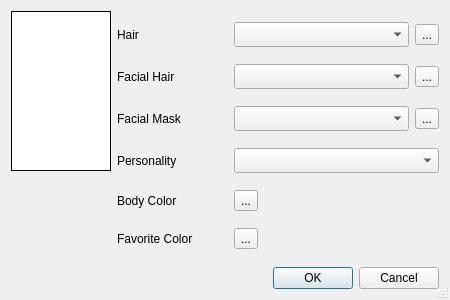
Old version of the form starcheat/templates/Appearance.ui in the repository wizzomafizzo/starcheat.
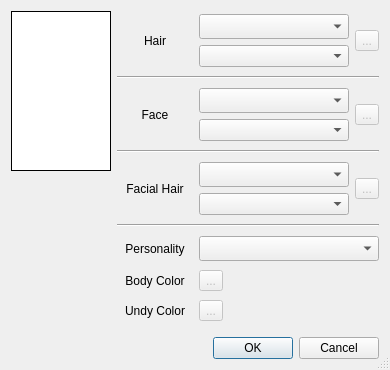
New version of the form. Icons and pictures are not drawn.

Commit message:
Appearance dialog showing available values proper
Updated ui
Added appearance getters for assets and saves

The edit to the form file:
```diff
--- a/starcheat/templates/Appearance.ui
+++ b/starcheat/templates/Appearance.ui
@@ -9,8 +9,8 @@
    <rect>
     <x>0</x>
     <y>0</y>
-    <width>450</width>
-    <height>300</height>
+    <width>390</width>
+    <height>370</height>
    </rect>
   </property>
   <property name="sizePolicy">
@@ -22,13 +22,13 @@
   <property name="minimumSize">
    <size>
     <width>0</width>
-    <height>300</height>
+    <height>345</height>
    </size>
   </property>
   <property name="maximumSize">
    <size>
-    <width>16777215</width>
-    <height>350</height>
+    <width>450</width>
+    <height>380</height>
    </size>
   </property>
   <property name="windowTitle">
@@ -40,7 +40,7 @@
   <property name="modal">
    <bool>true</bool>
   </property>
-  <layout class="QGridLayout" name="gridLayout_2">
+  <layout class="QGridLayout" name="gridLayout_5">
    <item row="0" column="0">
     <widget class="QLabel" name="player_preview">
      <property name="minimumSize">
@@ -70,28 +70,34 @@
     </widget>
    </item>
    <item row="0" column="1" rowspan="2">
-    <layout class="QGridLayout" name="gridLayout">
+    <layout class="QGridLayout" name="gridLayout_4">
      <item row="0" column="0">
       <widget class="QLabel" name="hair_label">
        <property name="text">
         <string>Hair</string>
        </property>
+       <property name="alignment">
+        <set>Qt::AlignCenter</set>
+       </property>
       </widget>
      </item>
      <item row="0" column="1">
-      <layout class="QHBoxLayout" name="horizontalLayout">
-       <item>
-        <widget class="QComboBox" name="hair_type">
+      <layout class="QGridLayout" name="gridLayout">
+       <item row="0" column="0">
+        <widget class="QComboBox" name="hair_group">
          <property name="minimumSize">
           <size>
-           <width>175</width>
+           <width>150</width>
            <height>25</height>
           </size>
          </property>
         </widget>
        </item>
-       <item>
+       <item row="0" column="1" rowspan="2">
         <widget class="QToolButton" name="hair_color">
+         <property name="enabled">
+          <bool>false</bool>
+         </property>
          <property name="text">
           <string>...</string>
          </property>
@@ -101,51 +107,32 @@
          </property>
         </widget>
        </item>
+       <item row="1" column="0">
+        <widget class="QComboBox" name="hair_type"/>
+       </item>
       </layout>
      </item>
-     <item row="1" column="0">
-      <widget class="QLabel" name="facial_hair_label">
-       <property name="text">
-        <string>Facial Hair</string>
+     <item row="1" column="0" colspan="2">
+      <widget class="Line" name="line">
+       <property name="orientation">
+        <enum>Qt::Horizontal</enum>
        </property>
       </widget>
      </item>
-     <item row="1" column="1">
-      <layout class="QHBoxLayout" name="horizontalLayout_2">
-       <item>
-        <widget class="QComboBox" name="facial_hair_type">
-         <property name="minimumSize">
-          <size>
-           <width>0</width>
-           <height>25</height>
-          </size>
-         </property>
-        </widget>
-       </item>
-       <item>
-        <widget class="QToolButton" name="hair_type_color">
-         <property name="text">
-          <string>...</string>
-         </property>
-         <property name="icon">
-          <iconset resource="../resources.qrc">
-           <normaloff>:/starcheat/images/icons/glyphicons_090_eyedropper.png</normaloff>:/starcheat/images/icons/glyphicons_090_eyedropper.png</iconset>
-         </property>
-        </widget>
-       </item>
-      </layout>
-     </item>
      <item row="2" column="0">
-      <widget class="QLabel" name="facial_mask_label">
+      <widget class="QLabel" name="facial_label_label">
        <property name="text">
-        <string>Facial Mask</string>
+        <string>Face</string>
+       </property>
+       <property name="alignment">
+        <set>Qt::AlignCenter</set>
        </property>
       </widget>
      </item>
      <item row="2" column="1">
-      <layout class="QHBoxLayout" name="horizontalLayout_3">
-       <item>
-        <widget class="QComboBox" name="facial_mask_type">
+      <layout class="QGridLayout" name="gridLayout_2">
+       <item row="0" column="0">
+        <widget class="QComboBox" name="facial_mask_group">
          <property name="minimumSize">
           <size>
            <width>0</width>
@@ -154,8 +141,11 @@
          </property>
         </widget>
        </item>
-       <item>
+       <item row="0" column="1" rowspan="2">
         <widget class="QToolButton" name="facial_mask_color">
+         <property name="enabled">
+          <bool>false</bool>
+         </property>
          <property name="text">
           <string>...</string>
          </property>
@@ -165,16 +155,77 @@
          </property>
         </widget>
        </item>
+       <item row="1" column="0">
+        <widget class="QComboBox" name="facial_mask_type"/>
+       </item>
       </layout>
      </item>
-     <item row="3" column="0">
+     <item row="3" column="0" colspan="2">
+      <widget class="Line" name="line_2">
+       <property name="orientation">
+        <enum>Qt::Horizontal</enum>
+       </property>
+      </widget>
+     </item>
+     <item row="4" column="0">
+      <widget class="QLabel" name="facial_hair_label">
+       <property name="text">
+        <string>Facial Hair</string>
+       </property>
+       <property name="alignment">
+        <set>Qt::AlignCenter</set>
+       </property>
+      </widget>
+     </item>
+     <item row="4" column="1">
+      <layout class="QGridLayout" name="gridLayout_3">
+       <item row="0" column="0">
+        <widget class="QComboBox" name="facial_hair_group">
+         <property name="minimumSize">
+          <size>
+           <width>0</width>
+           <height>25</height>
+          </size>
+         </property>
+        </widget>
+       </item>
+       <item row="0" column="1" rowspan="2">
+        <widget class="QToolButton" name="facial_hair_color">
+         <property name="enabled">
+          <bool>false</bool>
+         </property>
+         <property name="text">
+          <string>...</string>
+         </property>
+         <property name="icon">
+          <iconset resource="../resources.qrc">
+           <normaloff>:/starcheat/images/icons/glyphicons_090_eyedropper.png</normaloff>:/starcheat/images/icons/glyphicons_090_eyedropper.png</iconset>
+         </property>
+        </widget>
+       </item>
+       <item row="1" column="0">
+        <widget class="QComboBox" name="facial_hair_type"/>
+       </item>
+      </layout>
+     </item>
+     <item row="5" column="0" colspan="2">
+      <widget class="Line" name="line_3">
+       <property name="orientation">
+        <enum>Qt::Horizontal</enum>
+       </property>
+      </widget>
+     </item>
+     <item row="6" column="0">
       <widget class="QLabel" name="personality_label">
        <property name="text">
         <string>Personality</string>
        </property>
+       <property name="alignment">
+        <set>Qt::AlignCenter</set>
+       </property>
       </widget>
      </item>
-     <item row="3" column="1">
+     <item row="6" column="1">
       <widget class="QComboBox" name="personality">
        <property name="minimumSize">
         <size>
@@ -184,15 +235,21 @@
        </property>
       </widget>
      </item>
-     <item row="4" column="0">
+     <item row="7" column="0">
       <widget class="QLabel" name="body_label">
        <property name="text">
         <string>Body Color</string>
        </property>
+       <property name="alignment">
+        <set>Qt::AlignCenter</set>
+       </property>
       </widget>
      </item>
-     <item row="4" column="1">
+     <item row="7" column="1">
       <widget class="QToolButton" name="body_color">
+       <property name="enabled">
+        <bool>false</bool>
+       </property>
        <property name="text">
         <string>...</string>
        </property>
@@ -202,15 +259,21 @@
        </property>
       </widget>
      </item>
-     <item row="5" column="0">
+     <item row="8" column="0">
       <widget class="QLabel" name="favorite_label">
        <property name="text">
-        <string>Favorite Color</string>
+        <string>Undy Color</string>
+       </property>
+       <property name="alignment">
+        <set>Qt::AlignCenter</set>
        </property>
       </widget>
      </item>
-     <item row="5" column="1">
+     <item row="8" column="1">
       <widget class="QToolButton" name="favorite_color">
+       <property name="enabled">
+        <bool>false</bool>
+       </property>
        <property name="text">
         <string>...</string>
        </property>
```
Left out of the diff: 10 changed lines with no effect on the pictures. The commit also changes 3 other files.
